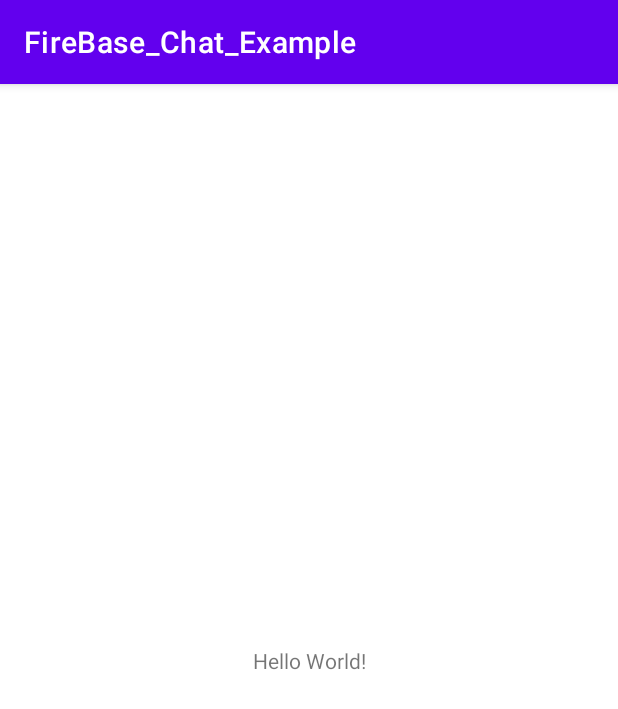
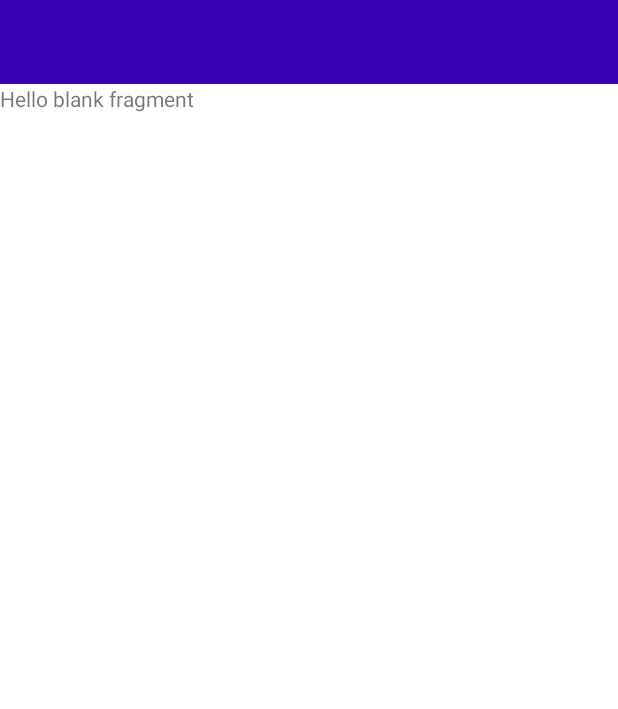
Before and after one commit to Nurullokhon2001/FireBase_Chat_Example, an Android app: the screen it shows after launch (MainActivity), on a phone screen of 412 x 824 dp. Shown: the top 709 px of the screen. Run offline under Robolectric (Android 15) with nearby library versions, the phone set to English and light mode, and no system bars.

Commit message:
added fragments and navigation

```diff
--- /dev/null
+++ b/app/src/main/java/com/example/firebase_chat_example/presentation/chat_list/ChatListFragment.kt
@@ -0,0 +1,36 @@
+package com.example.firebase_chat_example.presentation.chat_list
+
+import android.os.Bundle
+import androidx.fragment.app.Fragment
+import android.view.LayoutInflater
+import android.view.View
+import android.view.ViewGroup
+import androidx.navigation.fragment.findNavController
+import com.example.firebase_chat_example.R
+import com.example.firebase_chat_example.databinding.FragmentChatListBinding
+import com.example.firebase_chat_example.databinding.FragmentRegistrationBinding
+
+class ChatListFragment : Fragment() {
+
+    private var _binding: FragmentChatListBinding? = null
+    private val binding get() = _binding!!
+
+    override fun onCreateView(
+        inflater: LayoutInflater, container: ViewGroup?,
+        savedInstanceState: Bundle?
+    ): View {
+        // Inflate the layout for this fragment
+        _binding = FragmentChatListBinding.inflate(layoutInflater, container, false)
+
+        binding.tv.setOnClickListener {
+            findNavController().navigate(R.id.action_chatListFragment_to_registrationFragment)
+        }
+
+        return binding.root
+    }
+
+    override fun onDestroy() {
+        _binding = null
+        super.onDestroy()
+    }
+}
--- /dev/null
+++ b/app/src/main/res/drawable/item_left_side_background.xml
@@ -0,0 +1,6 @@
+<?xml version="1.0" encoding="utf-8"?>
+<shape xmlns:android="http://schemas.android.com/apk/res/android">
+
+    <solid android:color="#917272"/>
+    <corners android:topLeftRadius="0dp" android:bottomLeftRadius="15dp" android:bottomRightRadius="15dp" android:topRightRadius="15dp"/>
+</shape>
--- /dev/null
+++ b/app/src/main/res/drawable/item_right_side_background.xml
@@ -0,0 +1,6 @@
+<?xml version="1.0" encoding="utf-8"?>
+<shape xmlns:android="http://schemas.android.com/apk/res/android">
+
+    <solid android:color="#4B6E57"/>
+    <corners android:topLeftRadius="15dp" android:bottomLeftRadius="15dp" android:bottomRightRadius="15dp" android:topRightRadius="0dp"/>
+</shape>
--- a/app/src/main/res/layout/activity_main.xml
+++ b/app/src/main/res/layout/activity_main.xml
@@ -1,18 +1,30 @@
 <?xml version="1.0" encoding="utf-8"?>
-<androidx.constraintlayout.widget.ConstraintLayout
-    xmlns:android="http://schemas.android.com/apk/res/android"
+<androidx.constraintlayout.widget.ConstraintLayout xmlns:android="http://schemas.android.com/apk/res/android"
+    xmlns:app="http://schemas.android.com/apk/res-auto"
     xmlns:tools="http://schemas.android.com/tools"
-    xmlns:app="http://schemas.android.com/apk/res-auto"
     android:layout_width="match_parent"
     android:layout_height="match_parent"
     tools:context=".MainActivity">
-    <TextView
-      android:layout_width="wrap_content"
-      android:layout_height="wrap_content"
-      android:text="Hello World!"
-      app:layout_constraintBottom_toBottomOf="parent"
-      app:layout_constraintStart_toStartOf="parent"
-      app:layout_constraintEnd_toEndOf="parent"
-      app:layout_constraintTop_toTopOf="parent" />
 
-  </androidx.constraintlayout.widget.ConstraintLayout>
+    <androidx.appcompat.widget.Toolbar
+        android:id="@+id/toolbar"
+        android:layout_width="match_parent"
+        android:layout_height="wrap_content"
+        android:background="@color/purple_700"
+        app:layout_constraintEnd_toEndOf="parent"
+        app:layout_constraintStart_toStartOf="parent"
+        app:layout_constraintTop_toTopOf="parent" />
+
+    <androidx.fragment.app.FragmentContainerView
+        android:id="@+id/navigation"
+        android:name="androidx.navigation.fragment.NavHostFragment"
+        android:layout_width="0dp"
+        android:layout_height="0dp"
+        app:defaultNavHost="true"
+        app:layout_constraintBottom_toBottomOf="parent"
+        app:layout_constraintEnd_toEndOf="parent"
+        app:layout_constraintStart_toStartOf="parent"
+        app:layout_constraintTop_toBottomOf="@id/toolbar"
+        app:navGraph="@navigation/main_nav_graph" />
+
+</androidx.constraintlayout.widget.ConstraintLayout>
--- /dev/null
+++ b/app/src/main/res/layout/fragment_chat_list.xml
@@ -0,0 +1,15 @@
+<?xml version="1.0" encoding="utf-8"?>
+<FrameLayout xmlns:android="http://schemas.android.com/apk/res/android"
+    xmlns:tools="http://schemas.android.com/tools"
+    android:layout_width="match_parent"
+    android:layout_height="match_parent"
+    tools:context=".presentation.chat_list.ChatListFragment">
+
+    <!-- TODO: Update blank fragment layout -->
+    <TextView
+        android:id="@+id/tv"
+        android:layout_width="match_parent"
+        android:layout_height="match_parent"
+        android:text="@string/hello_blank_fragment" />
+
+</FrameLayout>
--- /dev/null
+++ b/app/src/main/res/navigation/main_nav_graph.xml
@@ -0,0 +1,59 @@
+<?xml version="1.0" encoding="utf-8"?>
+<navigation xmlns:android="http://schemas.android.com/apk/res/android"
+    xmlns:app="http://schemas.android.com/apk/res-auto"
+    xmlns:tools="http://schemas.android.com/tools"
+    android:id="@+id/navigation"
+    app:startDestination="@id/chatListFragment">
+
+    <fragment
+        android:id="@+id/authorizationFragment"
+        android:name="com.example.firebase_chat_example.presentation.authorization.AuthorizationFragment"
+        android:label="fragment_authorization"
+        tools:layout="@layout/fragment_authorization">
+        <action
+            android:id="@+id/action_authorizationFragment_to_registrationFragment"
+            app:destination="@id/registrationFragment"
+            app:popUpTo="@id/authorizationFragment"
+            app:popUpToInclusive="true" />
+        <action
+            android:id="@+id/action_authorizationFragment_to_chatListFragment"
+            app:destination="@id/chatListFragment"
+            app:popUpTo="@id/authorizationFragment"
+            app:popUpToInclusive="true" />
+    </fragment>
+    <fragment
+        android:id="@+id/chatFragment"
+        android:name="com.example.firebase_chat_example.presentation.chat.ChatFragment"
+        android:label="fragment_chat"
+        tools:layout="@layout/fragment_chat" />
+    <fragment
+        android:id="@+id/registrationFragment"
+        android:name="com.example.firebase_chat_example.presentation.registration.RegistrationFragment"
+        android:label="fragment_registration"
+        tools:layout="@layout/fragment_registration">
+        <action
+            android:id="@+id/action_registrationFragment_to_authorizationFragment"
+            app:destination="@id/authorizationFragment"
+            app:popUpTo="@id/registrationFragment"
+            app:popUpToInclusive="true" />
+        <action
+            android:id="@+id/action_registrationFragment_to_chatListFragment"
+            app:destination="@id/chatListFragment"
+            app:popUpTo="@+id/registrationFragment"
+            app:popUpToInclusive="true" />
+    </fragment>
+    <fragment
+        android:id="@+id/chatListFragment"
+        android:name="com.example.firebase_chat_example.presentation.chat_list.ChatListFragment"
+        android:label="fragment_chat_list"
+        tools:layout="@layout/fragment_chat_list">
+        <action
+            android:id="@+id/action_chatListFragment_to_chatFragment"
+            app:destination="@id/chatFragment" />
+        <action
+            android:id="@+id/action_chatListFragment_to_registrationFragment"
+            app:destination="@id/registrationFragment"
+            app:popUpTo="@+id/chatListFragment"
+            app:popUpToInclusive="true" />
+    </fragment>
+</navigation>
--- a/app/src/main/res/values/themes.xml
+++ b/app/src/main/res/values/themes.xml
@@ -1,6 +1,6 @@
 <resources xmlns:tools="http://schemas.android.com/tools">
     <!-- Base application theme. -->
-    <style name="Theme.FireBase_Chat_Example" parent="Theme.MaterialComponents.DayNight.DarkActionBar">
+    <style name="Theme.FireBase_Chat_Example" parent="Theme.MaterialComponents.DayNight.NoActionBar">
         <!-- Primary brand color. -->
         <item name="colorPrimary">@color/purple_500</item>
         <item name="colorPrimaryVariant">@color/purple_700</item>
--- a/build.gradle
+++ b/build.gradle
@@ -1,4 +1,9 @@
 // Top-level build file where you can add configuration options common to all sub-projects/modules.
+buildscript {
+    dependencies {
+        classpath 'com.google.gms:google-services:4.3.14'
+    }
+}
 plugins {
     id 'com.android.application' version '7.2.2' apply false
     id 'com.android.library' version '7.2.2' apply false
```
Also changed, not shown: app/build.gradle (+12 -0 lines), app/src/main/java/com/example/firebase_chat_example/presentation/authorization/AuthorizationFragment.kt (added, +36 -0 lines), app/src/main/java/com/example/firebase_chat_example/presentation/chat/ChatFragment.kt (added, +34 -0 lines), app/src/main/java/com/example/firebase_chat_example/presentation/registration/RegistrationFragment.kt (added, +38 -0 lines), app/src/main/res/layout/chat_list_item.xml (added, +33 -0 lines), app/src/main/res/layout/fragment_authorization.xml (added, +73 -0 lines), app/src/main/res/layout/fragment_chat.xml (added, +14 -0 lines), app/src/main/res/layout/fragment_registration.xml (added, +107 -0 lines), app/src/main/res/layout/item_left.xml (added, +28 -0 lines), app/src/main/res/layout/item_right.xml (added, +31 -0 lines), app/src/main/res/values/strings.xml (+10 -0 lines), 1 other file.
